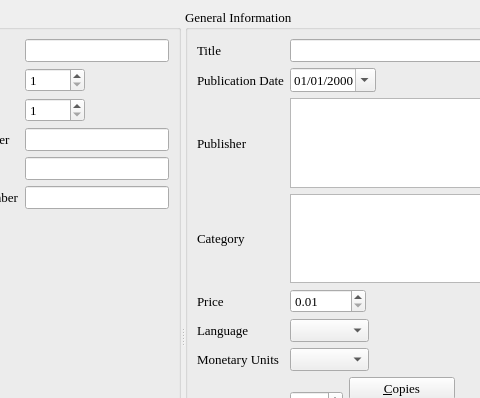
Qt form maginfo.ui (textbrowser/biblioteq) before a commit; both pictures show x 420 to 900 and y 0 to 398 of the 1012 by 700 pixel window.
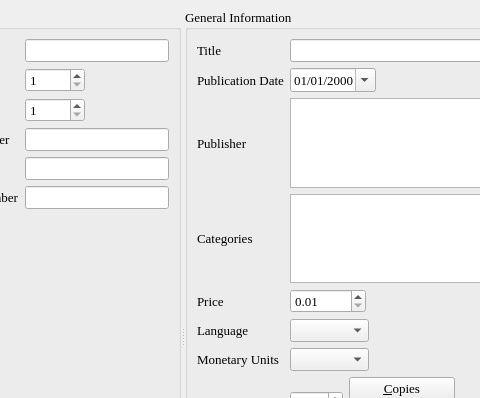
The same form after that commit. Icons and pictures are not drawn. Custom widgets are drawn as their Qt base class.

Patch:
```diff
--- a/maginfo.ui
+++ b/maginfo.ui
@@ -522,7 +522,7 @@
            </font>
           </property>
           <property name="text" >
-           <string>Category</string>
+           <string>Categories</string>
           </property>
          </widget>
         </item>
```
